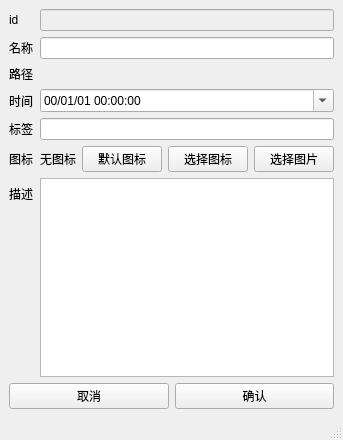
Qt form labeled_files/path_types/file.ui (liyihc/labeled-files) before a commit.
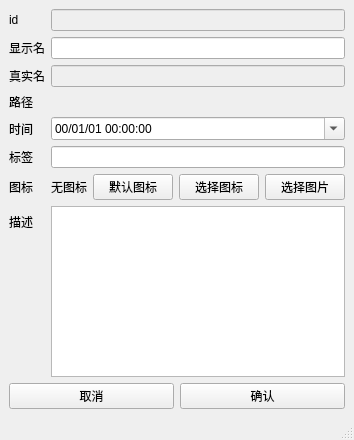
The same form after that commit.

Commit message: add actual name & weakref in handler for file

The edit to the form file:
```diff
--- a/labeled_files/path_types/file.ui
+++ b/labeled_files/path_types/file.ui
@@ -34,48 +34,48 @@
       <item row="1" column="0">
        <widget class="QLabel" name="nameLabel">
         <property name="text">
-         <string>名称</string>
+         <string>显示名</string>
         </property>
        </widget>
       </item>
       <item row="1" column="1">
        <widget class="QLineEdit" name="nameLineEdit"/>
       </item>
-      <item row="2" column="0">
+      <item row="3" column="0">
        <widget class="QLabel" name="pathLabel">
         <property name="text">
          <string>路径</string>
         </property>
        </widget>
       </item>
-      <item row="3" column="0">
+      <item row="4" column="0">
        <widget class="QLabel" name="label_3">
         <property name="text">
          <string>时间</string>
         </property>
        </widget>
       </item>
-      <item row="4" column="0">
+      <item row="5" column="0">
        <widget class="QLabel" name="label">
         <property name="text">
          <string>标签</string>
         </property>
        </widget>
       </item>
-      <item row="4" column="1">
+      <item row="5" column="1">
        <widget class="QLineEdit" name="tagLineEdit"/>
       </item>
-      <item row="6" column="0">
+      <item row="7" column="0">
        <widget class="QLabel" name="label_2">
         <property name="text">
          <string>描述</string>
         </property>
        </widget>
       </item>
-      <item row="6" column="1">
+      <item row="7" column="1">
        <widget class="QPlainTextEdit" name="plainTextEdit"/>
       </item>
-      <item row="3" column="1">
+      <item row="4" column="1">
        <widget class="QDateTimeEdit" name="dateTimeEdit">
         <property name="displayFormat">
          <string>yy/MM/dd HH:mm:ss</string>
@@ -85,14 +85,14 @@
         </property>
        </widget>
       </item>
-      <item row="5" column="0">
+      <item row="6" column="0">
        <widget class="QLabel" name="label_4">
         <property name="text">
          <string>图标</string>
         </property>
        </widget>
       </item>
-      <item row="5" column="1">
+      <item row="6" column="1">
        <layout class="QHBoxLayout" name="horizontalLayout_2">
         <item>
          <widget class="QLabel" name="iconLabel">
@@ -124,9 +124,23 @@
         </item>
        </layout>
       </item>
-      <item row="2" column="1">
+      <item row="3" column="1">
        <widget class="QWidget" name="widget" native="true"/>
       </item>
+      <item row="2" column="0">
+       <widget class="QLabel" name="actualNameLabel">
+        <property name="text">
+         <string>真实名</string>
+        </property>
+       </widget>
+      </item>
+      <item row="2" column="1">
+       <widget class="QLineEdit" name="actualNameLineEdit">
+        <property name="enabled">
+         <bool>false</bool>
+        </property>
+       </widget>
+      </item>
      </layout>
     </item>
     <item>
```
Left out of the diff: 4 changed lines with no effect on the pictures. The commit also changes 6 other files.
